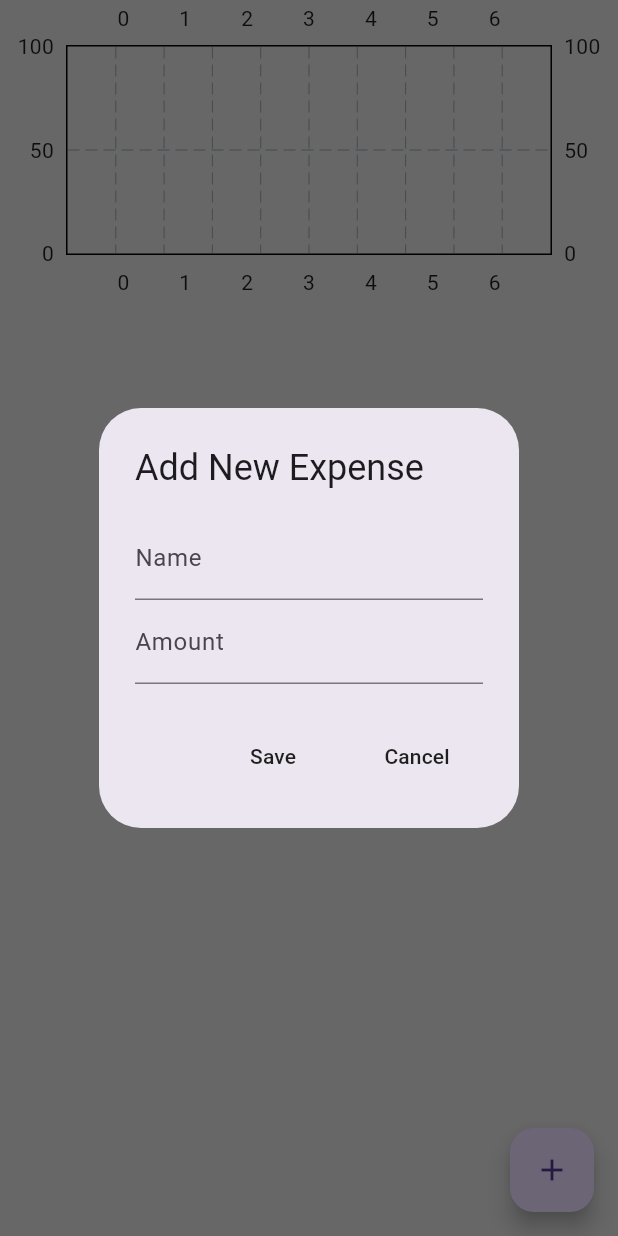
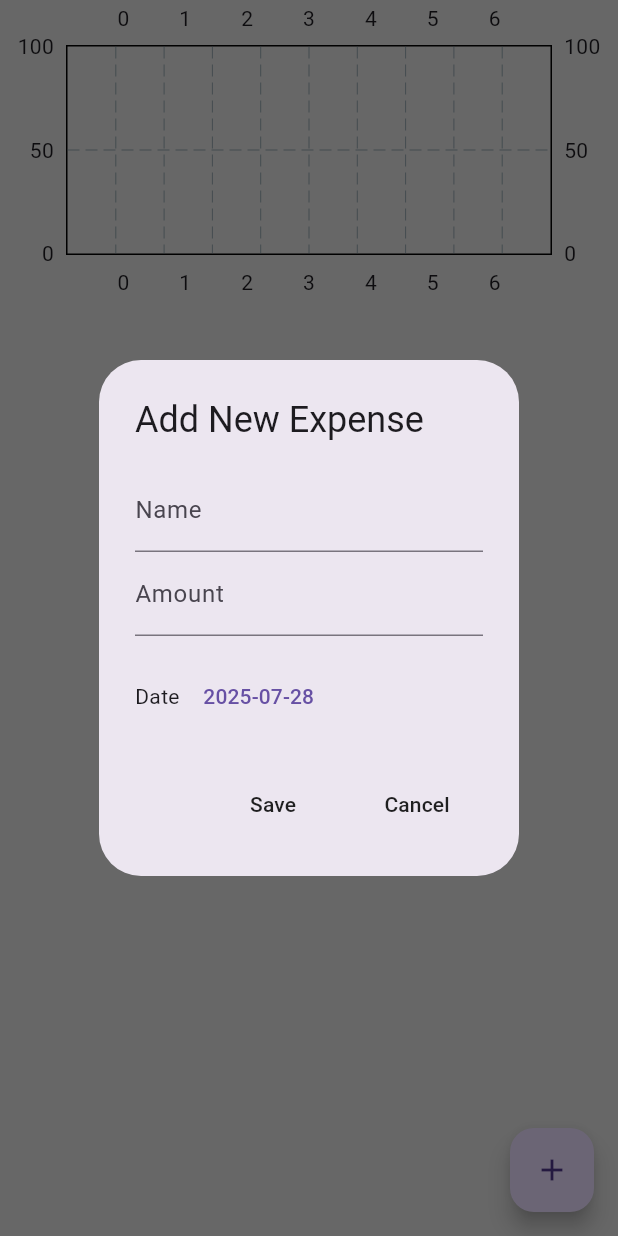
Before and after one commit to AnahatM/Flutter-Expense-Tracker, a Flutter app: the screen it shows after launch, after a tap on the "add" icon, on a phone screen of 412 x 824 dp. Run offline on Flutter 3.47's test engine with Material 3 defaults, Android fonts, the light colour scheme and no system bars; drawn by our look-alikes of fl_chart.

Commit message:
Add date picker functionality to new expense dialog

```diff
--- a/lib/pages/home_page.dart
+++ b/lib/pages/home_page.dart
@@ -16,9 +16,11 @@ class _HomePageState extends State<HomePage> {
   // Text controllers for input fields
   final newExpenseNameController = TextEditingController();
   final newExpenseAmountController = TextEditingController();
+  DateTime selectedDate = DateTime.now();
 
   // Function to add a new expense
   void addNewExpense() {
+    selectedDate = DateTime.now(); // Reset to today when opening dialog
     showDialog(
       context: context,
       builder:
@@ -38,12 +40,36 @@ class _HomePageState extends State<HomePage> {
                   decoration: InputDecoration(labelText: 'Amount'),
                   keyboardType: TextInputType.number,
                 ),
+                // Date picker
+                SizedBox(height: 16),
+                Row(
+                  children: [
+                    Text("Date "),
+                    TextButton(
+                      onPressed: () async {
+                        DateTime? picked = await showDatePicker(
+                          context: context,
+                          initialDate: selectedDate,
+                          firstDate: DateTime(2000),
+                          lastDate: DateTime(2100),
+                        );
+                        if (picked != null) {
+                          setState(() {
+                            selectedDate = picked;
+                          });
+                        }
+                      },
+                      child: Text(
+                        "${selectedDate.year}-${selectedDate.month.toString().padLeft(2, '0')}-${selectedDate.day.toString().padLeft(2, '0')}",
+                      ),
+                    ),
+                  ],
+                ),
               ],
             ),
             actions: [
               // Save button
               MaterialButton(onPressed: saveNewExpense, child: Text('Save')),
-
               // Cancel button
               MaterialButton(
                 onPressed: cancelNewExpense,
@@ -57,6 +83,7 @@ class _HomePageState extends State<HomePage> {
   void clearInputFields() {
     newExpenseNameController.clear();
     newExpenseAmountController.clear();
+    selectedDate = DateTime.now();
   }
 
   // Function to save the new expense
@@ -64,6 +91,7 @@ class _HomePageState extends State<HomePage> {
     // Read values before clearing
     String name = newExpenseNameController.text;
     String amount = newExpenseAmountController.text;
+    DateTime date = selectedDate;
 
     clearInputFields();
 
@@ -71,7 +99,7 @@ class _HomePageState extends State<HomePage> {
     ExpenseItem newExpense = ExpenseItem(
       name: name,
       amount: amount,
-      dateTime: DateTime.now(),
+      dateTime: date,
     );
     // Add the new expense to the ExpenseData provider
     Provider.of<ExpenseData>(context, listen: false).addNewExpense(newExpense);
```
